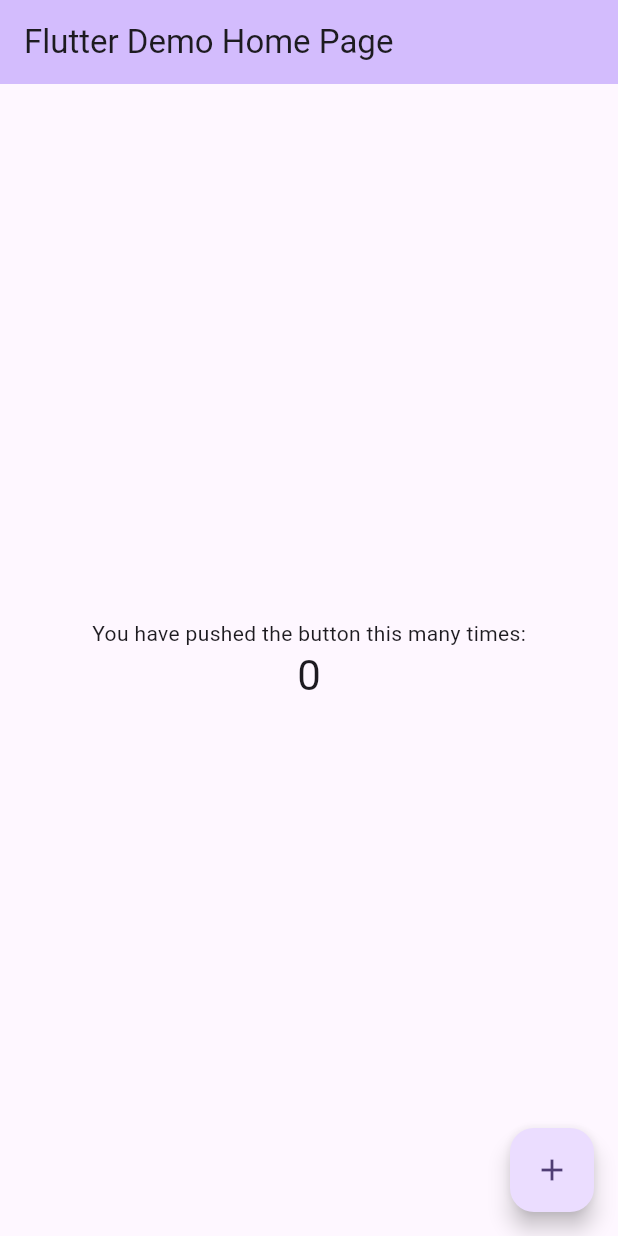
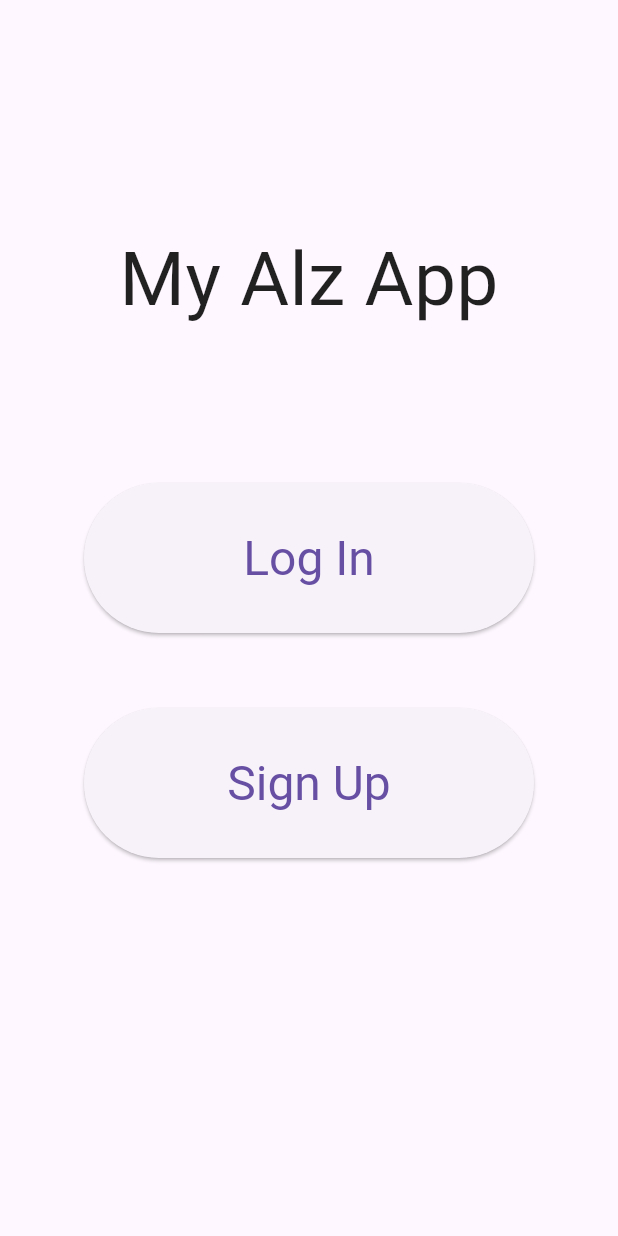
Before and after one commit to iamhere2code/AlzApp, a Flutter app: the screen it shows after launch, on a phone screen of 412 x 824 dp. Run offline on Flutter 3.47's test engine with Material 3 defaults, Android fonts, the phone set to English and light mode, and no system bars.

Commit message:
initial app stuff

```diff
--- a/ui_test_app/lib/main.dart
+++ b/ui_test_app/lib/main.dart
@@ -1,4 +1,5 @@
-import 'package:flutter/material.dart';
+import "package:flutter/material.dart";
+import "login.dart";
 
 void main() {
   runApp(const MyApp());
@@ -7,116 +8,68 @@ void main() {
 class MyApp extends StatelessWidget {
   const MyApp({super.key});
 
-  // This widget is the root of your application.
   @override
   Widget build(BuildContext context) {
-    return MaterialApp(
-      title: 'Flutter Demo',
-      theme: ThemeData(
-        // This is the theme of your application.
-        //
-        // TRY THIS: Try running your application with "flutter run". You'll see
-        // the application has a purple toolbar. Then, without quitting the app,
-        // try changing the seedColor in the colorScheme below to Colors.green
-        // and then invoke "hot reload" (save your changes or press the "hot
-        // reload" button in a Flutter-supported IDE, or press "r" if you used
-        // the command line to start the app).
-        //
-        // Notice that the counter didn't reset back to zero; the application
-        // state is not lost during the reload. To reset the state, use hot
-        // restart instead.
-        //
-        // This works for code too, not just values: Most code changes can be
-        // tested with just a hot reload.
-        colorScheme: .fromSeed(seedColor: Colors.deepPurple),
-      ),
-      home: const MyHomePage(title: 'Flutter Demo Home Page'),
+    return const MaterialApp(
+      home: NewHomePage(),
     );
   }
 }
 
-class MyHomePage extends StatefulWidget {
-  const MyHomePage({super.key, required this.title});
-
-  // This widget is the home page of your application. It is stateful, meaning
-  // that it has a State object (defined below) that contains fields that affect
-  // how it looks.
-
-  // This class is the configuration for the state. It holds the values (in this
-  // case the title) provided by the parent (in this case the App widget) and
-  // used by the build method of the State. Fields in a Widget subclass are
-  // always marked "final".
-
-  final String title;
+class NewHomePage extends StatefulWidget {
+  const NewHomePage({super.key});
 
   @override
-  State<MyHomePage> createState() => _MyHomePageState();
+  State<NewHomePage> createState() => _NewHomePageState();
 }
 
-class _MyHomePageState extends State<MyHomePage> {
-  int _counter = 0;
-
-  void _incrementCounter() {
-    setState(() {
-      // This call to setState tells the Flutter framework that something has
-      // changed in this State, which causes it to rerun the build method below
-      // so that the display can reflect the updated values. If we changed
-      // _counter without calling setState(), then the build method would not be
-      // called again, and so nothing would appear to happen.
-      _counter++;
-    });
-  }
-
+class _NewHomePageState extends State<NewHomePage> {
   @override
   Widget build(BuildContext context) {
-    // This method is rerun every time setState is called, for instance as done
-    // by the _incrementCounter method above.
-    //
-    // The Flutter framework has been optimized to make rerunning build methods
-    // fast, so that you can just rebuild anything that needs updating rather
-    // than having to individually change instances of widgets.
     return Scaffold(
-      appBar: AppBar(
-        // TRY THIS: Try changing the color here to a specific color (to
-        // Colors.amber, perhaps?) and trigger a hot reload to see the AppBar
-        // change color while the other colors stay the same.
-        backgroundColor: Theme.of(context).colorScheme.inversePrimary,
-        // Here we take the value from the MyHomePage object that was created by
-        // the App.build method, and use it to set our appbar title.
-        title: Text(widget.title),
-      ),
-      body: Center(
-        // Center is a layout widget. It takes a single child and positions it
-        // in the middle of the parent.
-        child: Column(
-          // Column is also a layout widget. It takes a list of children and
-          // arranges them vertically. By default, it sizes itself to fit its
-          // children horizontally, and tries to be as tall as its parent.
-          //
-          // Column has various properties to control how it sizes itself and
-          // how it positions its children. Here we use mainAxisAlignment to
-          // center the children vertically; the main axis here is the vertical
-          // axis because Columns are vertical (the cross axis would be
-          // horizontal).
-          //
-          // TRY THIS: Invoke "debug painting" (choose the "Toggle Debug Paint"
-          // action in the IDE, or press "p" in the console), to see the
-          // wireframe for each widget.
-          mainAxisAlignment: .center,
-          children: [
-            const Text('You have pushed the button this many times:'),
-            Text(
-              '$_counter',
-              style: Theme.of(context).textTheme.headlineMedium,
-            ),
-          ],
+      body: Container(
+        padding: const EdgeInsets.all(50),
+          child: Center(
+            child: Column(
+              children: [
+                const SizedBox(height: 100),
+                const Text(
+                  'My Alz App',
+                  style: TextStyle(fontSize: 50, color: Colors.black87),
+                ),
+                const SizedBox(height: 100),
+                SizedBox(
+                  width: 300.0,
+                  height: 100.0,
+                  child: ElevatedButton(
+                    onPressed: () {
+                      Navigator.push(
+                      context,
+                      MaterialPageRoute(builder: (context) => const LoginPage()),
+                    );
+                    },
+                    child: Text('Log In'),
+                    style: ElevatedButton.styleFrom(
+                    textStyle: const TextStyle(fontSize: 32), // 👈 change this number
+                    ),
+                  ),
+                ),
+                const SizedBox(height: 50),
+                SizedBox(
+                  width: 300.0,
+                  height: 100.0,
+                  child: ElevatedButton(
+                    onPressed: () {},
+                    child: Text('Sign Up'),
+                    style: ElevatedButton.styleFrom(
+                    textStyle: const TextStyle(fontSize: 32), // 👈 change this number
+                    ),
+                  ),
+                )
+              ],
+            )
+          ),
         ),
-      ),
-      floatingActionButton: FloatingActionButton(
-        onPressed: _incrementCounter,
-        tooltip: 'Increment',
-        child: const Icon(Icons.add),
-      ),
-    );
+      );
   }
 }
```
Also changed, not shown: ui_test_app/lib/caregiver_hp.dart (added, +61 -0 lines), ui_test_app/lib/journal.dart (added, +164 -0 lines), ui_test_app/lib/login.dart (added, +72 -0 lines), ui_test_app/lib/note_editor.dart (added, +39 -0 lines), ui_test_app/lib/familiar_faces.dart (added).
